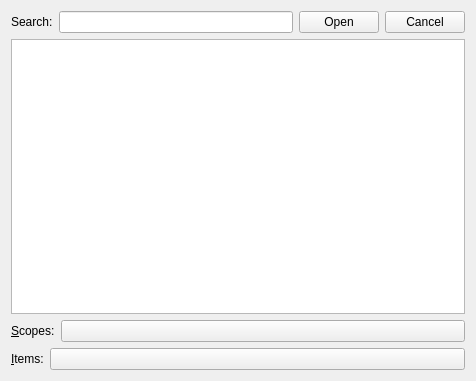
Qt form plugins/quickopen/quickopen.ui (KDE/kdevelop) before a commit.
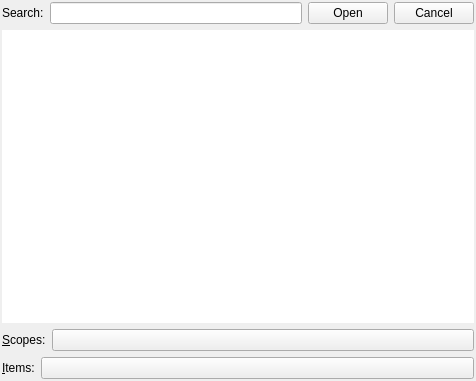
The same form after that commit. Custom widgets are drawn as their Qt base class.

Commit message:
make QuickOpen look like a proper menu/dropdown
many thanks to Huge Pereira for the patch

What changed in the file:
```diff
--- a/plugins/quickopen/quickopen.ui
+++ b/plugins/quickopen/quickopen.ui
@@ -14,13 +14,25 @@
    <string>Quick Open</string>
   </property>
   <layout class="QGridLayout" name="gridLayout">
+   <property name="margin">
+    <number>2</number>
+   </property>
    <item row="0" column="0">
     <layout class="QHBoxLayout" name="horizontalLayout">
+     <property name="leftMargin">
+      <number>0</number>
+     </property>
+     <property name="rightMargin">
+      <number>0</number>
+     </property>
      <item>
       <widget class="QLabel" name="searchLabel">
        <property name="text">
         <string>Search:</string>
        </property>
+       <property name="margin">
+        <number>2</number>
+       </property>
       </widget>
      </item>
      <item>
@@ -57,10 +69,22 @@
      <property name="focusPolicy">
       <enum>Qt::NoFocus</enum>
      </property>
+     <property name="frameShape">
+      <enum>QFrame::NoFrame</enum>
+     </property>
+     <property name="frameShadow">
+      <enum>QFrame::Plain</enum>
+     </property>
     </widget>
    </item>
    <item row="2" column="0">
     <layout class="QHBoxLayout" name="horizontalLayout_2">
+     <property name="leftMargin">
+      <number>0</number>
+     </property>
+     <property name="rightMargin">
+      <number>0</number>
+     </property>
      <item>
       <widget class="QLabel" name="label">
        <property name="sizePolicy">
@@ -72,6 +96,9 @@
        <property name="text">
         <string>&amp;Scopes:</string>
        </property>
+       <property name="margin">
+        <number>2</number>
+       </property>
        <property name="buddy">
         <cstring>scopesButton</cstring>
        </property>
@@ -91,6 +118,12 @@
    </item>
    <item row="3" column="0">
     <layout class="QHBoxLayout" name="horizontalLayout_3">
+     <property name="leftMargin">
+      <number>0</number>
+     </property>
+     <property name="rightMargin">
+      <number>0</number>
+     </property>
      <item>
       <widget class="QLabel" name="label_2">
        <property name="sizePolicy">
@@ -102,6 +135,9 @@
        <property name="text">
         <string>&amp;Items:</string>
        </property>
+       <property name="margin">
+        <number>2</number>
+       </property>
        <property name="buddy">
         <cstring>itemsButton</cstring>
        </property>
```
The commit also changes 2 other files.
